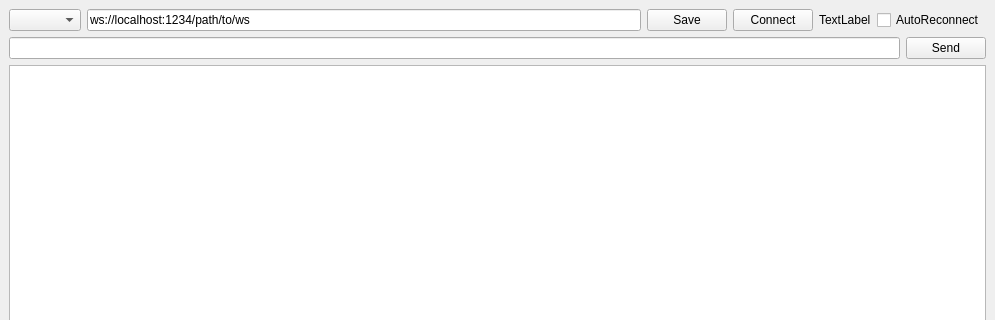
Old version of the form mainwindow.ui in the repository 0xFEEDC0DE64/qtwebsockettester; both pictures show x 0 to 995 and y 0 to 320 of the 995 by 709 pixel window.
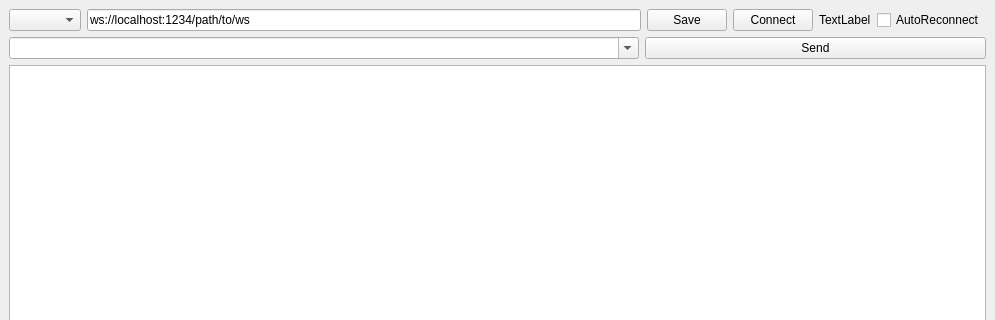
New version of the form.

Commit message: Changed lineEdit to combobox (to add history)

What changed in the file:
```diff
--- a/mainwindow.ui
+++ b/mainwindow.ui
@@ -10,6 +10,12 @@
     <height>709</height>
    </rect>
   </property>
+  <property name="minimumSize">
+   <size>
+    <width>0</width>
+    <height>0</height>
+   </size>
+  </property>
   <property name="windowTitle">
    <string>WebSocket Tester</string>
   </property>
@@ -82,7 +88,17 @@
     <item>
      <layout class="QHBoxLayout" name="horizontalLayout_2">
       <item>
-       <widget class="QLineEdit" name="lineEditSend"/>
+       <widget class="QComboBox" name="comboBoxSend">
+        <property name="minimumSize">
+         <size>
+          <width>630</width>
+          <height>0</height>
+         </size>
+        </property>
+        <property name="editable">
+         <bool>true</bool>
+        </property>
+       </widget>
       </item>
       <item>
        <widget class="QPushButton" name="pushButtonSend">
```
The commit also changes 2 other files.
